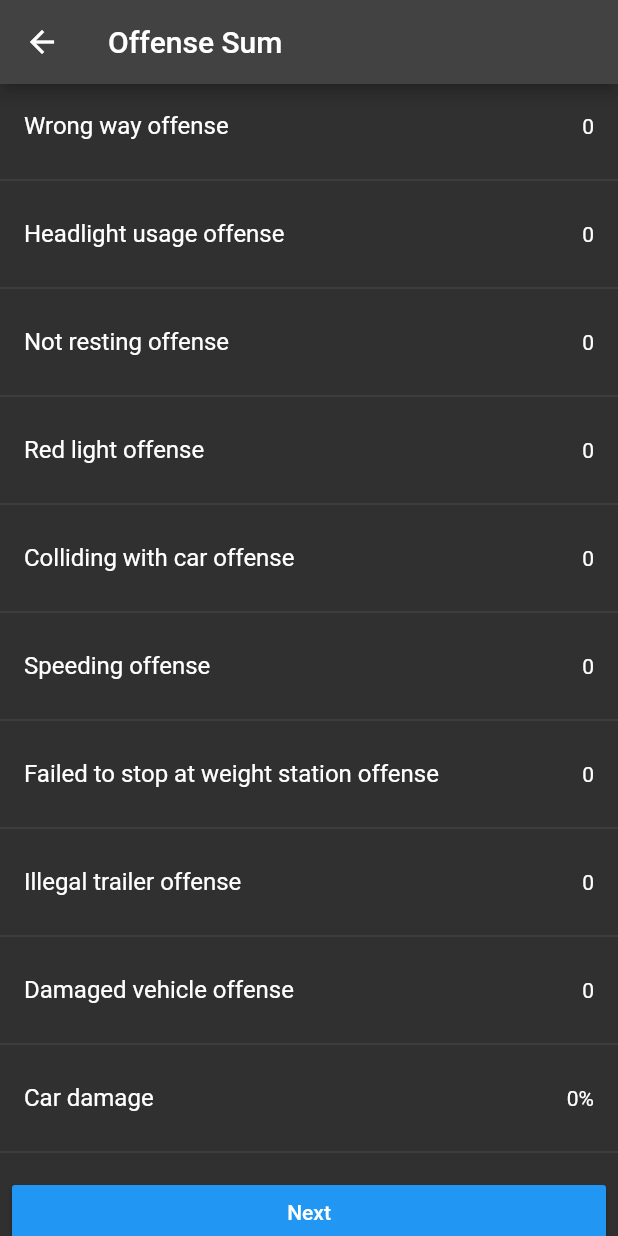
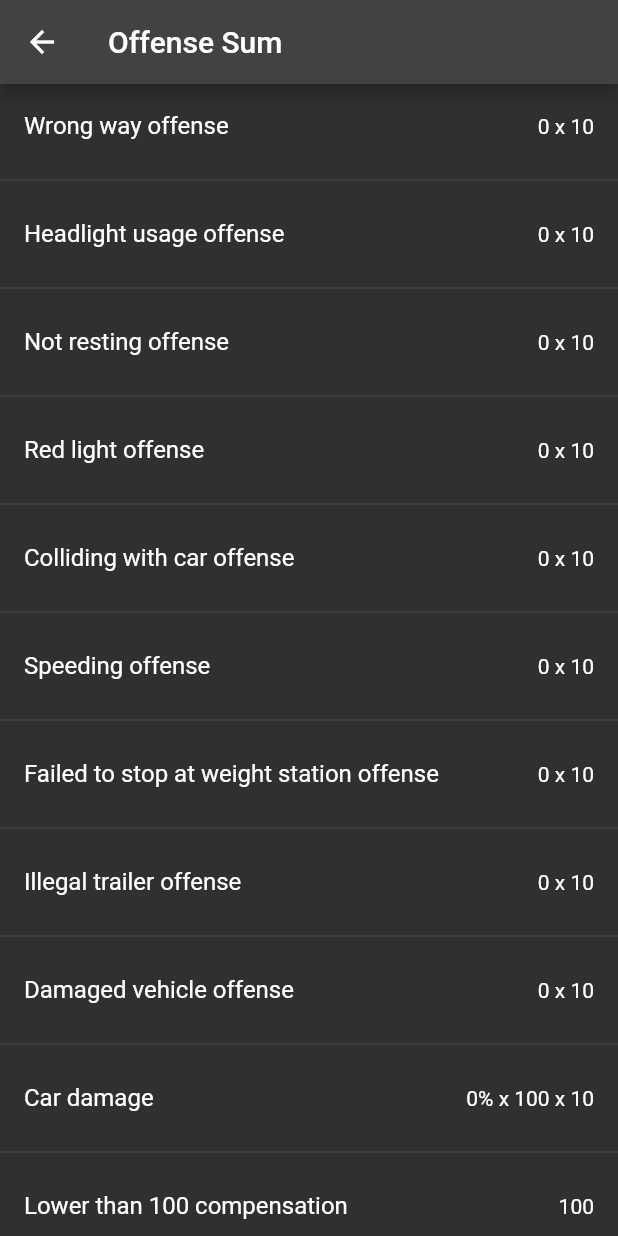
Before and after one commit to PushupDriver/logger_app, a Flutter app: the screen it shows after launch, after a tap on "Next", on a phone screen of 412 x 824 dp. Run offline on Flutter 3.47's test engine with Material 2 defaults, Android fonts, the phone set to English and light mode, and no system bars; our stand-ins replace get_it.

Commit message:
make sum screen read values from offense counter only, add pushup screen and set orientation

```diff
--- a/lib/screens/offense_logger.dart
+++ b/lib/screens/offense_logger.dart
@@ -168,7 +168,7 @@ class _OffenseLoggerState extends State<OffenseLogger> {
                     },
                     text: "Resting",
                     icon: Icons.bed,
-                    color: Colors.cyan,
+                    color: Colors.lime,
                   ),
                 ),
                 const SizedBox(
@@ -184,7 +184,7 @@ class _OffenseLoggerState extends State<OffenseLogger> {
                     },
                     text: "Red Light",
                     icon: Icons.traffic,
-                    color: Colors.deepOrange,
+                    color: Colors.pink,
                   ),
                 ),
               ],
@@ -240,7 +240,8 @@ class _OffenseLoggerState extends State<OffenseLogger> {
                     },
                     text: "Weight Stop Failed",
                     icon: Icons.scale,
-                    color: Colors.indigo,
+                    // color: Colors.indigo,
+                    color: Colors.cyan,
                   ),
                 ),
                 const SizedBox(
@@ -256,7 +257,7 @@ class _OffenseLoggerState extends State<OffenseLogger> {
                     },
                     text: "Illegal Trailer",
                     icon: Icons.fire_truck,
-                    color: Colors.lime,
+                    color: Colors.deepOrange,
                   ),
                 ),
               ],
@@ -276,7 +277,6 @@ class _OffenseLoggerState extends State<OffenseLogger> {
                     },
                     text: "Damaged vehicle",
                     icon: Icons.car_repair,
-                    color: Colors.lightGreen,
                   ),
                 ),
               ],
--- a/lib/screens/offense_sum.dart
+++ b/lib/screens/offense_sum.dart
@@ -1,3 +1,4 @@
+import 'package:exercise_counter/screens/pushup.dart';
 import 'package:exercise_counter/singletons/offense_counter.dart';
 import 'package:flutter/material.dart';
 import 'package:get_it/get_it.dart';
@@ -12,9 +13,12 @@ class OffenseSum extends StatefulWidget {
 class _OffenseSumState extends State<OffenseSum> {
   late OffenseCounter offenseCounter;
 
+  final int perOffencePushup = 10;
+
   @override
   void initState() {
     super.initState();
+
     final getit = GetIt.instance;
     offenseCounter = getit.get<OffenseCounter>();
   }
@@ -29,78 +33,93 @@ class _OffenseSumState extends State<OffenseSum> {
           children: [
             ListTile(
               title: const Text("Wrong way offense"),
-              trailing: Text(offenseCounter.wrongWayOffenseCount.toString()),
+              trailing: Text(
+                  "${offenseCounter.wrongWayOffenseCount} x $perOffencePushup"),
             ),
             const Divider(),
             ListTile(
               title: const Text("Headlight usage offense"),
-              trailing:
-                  Text(offenseCounter.headlightUsageOffenseCount.toString()),
+              trailing: Text(
+                  "${offenseCounter.headlightUsageOffenseCount} x $perOffencePushup"),
             ),
             const Divider(),
             ListTile(
               title: const Text("Not resting offense"),
-              trailing: Text(offenseCounter.notRestingOffenseCount.toString()),
+              trailing: Text(
+                  "${offenseCounter.notRestingOffenseCount} x $perOffencePushup"),
             ),
             const Divider(),
             ListTile(
               title: const Text("Red light offense"),
-              trailing: Text(offenseCounter.redLightOffenseCount.toString()),
+              trailing: Text(
+                  "${offenseCounter.redLightOffenseCount} x $perOffencePushup"),
             ),
             const Divider(),
             ListTile(
               title: const Text("Colliding with car offense"),
-              trailing: Text(offenseCounter.collidingWithCarCount.toString()),
+              trailing: Text(
+                  "${offenseCounter.collidingWithCarCount} x $perOffencePushup"),
             ),
             const Divider(),
             ListTile(
               title: const Text("Speeding offense"),
-              trailing: Text(offenseCounter.speedingCount.toString()),
+              trailing:
+                  Text("${offenseCounter.speedingCount} x $perOffencePushup"),
             ),
             const Divider(),
             ListTile(
               title: const Text("Failed to stop at weight station offense"),
               trailing: Text(
-                  offenseCounter.failedToStopAtWeightStationCount.toString()),
+                  "${offenseCounter.failedToStopAtWeightStationCount} x $perOffencePushup"),
             ),
             const Divider(),
             ListTile(
               title: const Text("Illegal trailer offense"),
-              trailing: Text(offenseCounter.illegalTrailerCount.toString()),
+              trailing: Text(
+                  "${offenseCounter.illegalTrailerCount} x $perOffencePushup"),
             ),
             const Divider(),
             ListTile(
               title: const Text("Damaged vehicle offense"),
-              trailing: Text(offenseCounter.damagedVehicleCount.toString()),
+              trailing: Text(
+                  "${offenseCounter.damagedVehicleCount} x $perOffencePushup"),
             ),
             const Divider(),
             ListTile(
               title: const Text("Car damage"),
-              trailing: Text("${offenseCounter.carDamage}%"),
+              trailing: Text(
+                  "${offenseCounter.carDamage}% x 100 x $perOffencePushup"),
+            ),
+            const Divider(),
+            ListTile(
+              title:
+                  const Text("Lower than $compensationThreashold compensation"),
+              trailing: Text(offenseCounter.compensation.toString()),
+            ),
+            const Divider(),
+            ListTile(
+              title: const Text(
+                "Sum",
+                style: TextStyle(fontSize: 30),
+              ),
+              trailing: Text(
+                offenseCounter.sumPushup(perOffencePushup).toString(),
+                style: const TextStyle(fontSize: 30),
+              ),
             ),
             const Divider(),
             Padding(
               padding: const EdgeInsets.all(8.0),
               child: MaterialButton(
                 color: Colors.blue,
-                onPressed: () {},
+                onPressed: () {
+                  Navigator.of(context).push(
+                      MaterialPageRoute(builder: (context) => const PushUp()));
+                },
                 child: const Text("Next"),
               ),
             )
           ],
-        )
-        // RawKeyboardListener(
-        //   autofocus: true,
-        //   focusNode: FocusNode(),
-        //   onKey: (value) {
-        //     setState(() {
-        //       disp = value.logicalKey.debugName.toString();
-        //     });
-        //   },
-        //   child: Center(
-        //     child: Text(disp),
-        //   ),
-        // ),
-        );
+        ));
   }
 }
--- a/lib/singletons/offense_counter.dart
+++ b/lib/singletons/offense_counter.dart
@@ -1,3 +1,5 @@
+const int compensationThreashold = 100;
+
 class OffenseCounter {
   int wrongWayOffenseCount = 0;
   int headlightUsageOffenseCount = 0;
@@ -20,4 +22,26 @@ class OffenseCounter {
       _carDamage = 0;
     }
   }
+
+  int get sum => (wrongWayOffenseCount +
+      headlightUsageOffenseCount +
+      notRestingOffenseCount +
+      redLightOffenseCount +
+      collidingWithCarCount +
+      speedingCount +
+      failedToStopAtWeightStationCount +
+      illegalTrailerCount +
+      damagedVehicleCount +
+      carDamage);
+
+  int get compensation {
+    if (sum < compensationThreashold) {
+      return compensationThreashold;
+    }
+    return 0;
+  }
+
+  int sumPushup(int perOffensePushup) {
+    return sum * perOffensePushup + compensation;
+  }
 }
```
Also changed, not shown: lib/screens/pushup.dart (added, +51 -0 lines).
